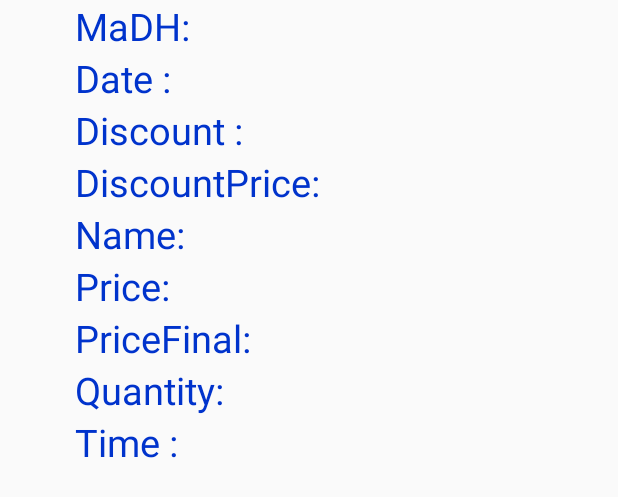
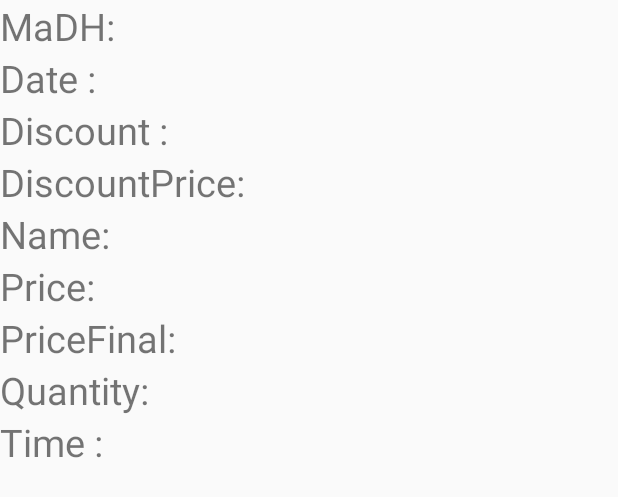
Before and after one commit to trinhtrinh225/shipper, an Android app: the layout thongtindh_listview.xml on its own in the app's theme, with its tools: preview values and no code run, on a phone screen of 412 x 824 dp. Shown: the top 497 px of the screen. Run offline under Robolectric (Android 15) with nearby library versions, the phone set to English and light mode, and no system bars.

Commit message:
update v2

```diff
--- a/app/src/main/res/layout/thongtindh_listview.xml
+++ b/app/src/main/res/layout/thongtindh_listview.xml
@@ -15,88 +15,71 @@
         android:text="MaDH: "
         android:id="@+id/tvMaDH"
         android:textSize="25dp"
-            android:textColor="@color/colorBlue"
-        android:layout_marginLeft="50dp"
         ></TextView>
+
         <TextView
             android:layout_width="match_parent"
             android:layout_height="wrap_content"
             android:text="Date : "
             android:id="@+id/tvDate"
-            android:textColor="@color/colorBlue"
+            android:textSize="25dp"
 
-            android:textSize="25dp"
-            android:layout_marginLeft="50dp"
             ></TextView>
         <TextView
             android:layout_width="wrap_content"
             android:layout_height="wrap_content"
             android:text="Discount : "
             android:id="@+id/tvDiscount"
-            android:textColor="@color/colorBlue"
+            android:textSize="25dp"
 
-            android:textSize="25dp"
-            android:layout_marginLeft="50dp"
             ></TextView>
         <TextView
             android:layout_width="wrap_content"
             android:layout_height="wrap_content"
             android:text="DiscountPrice: "
             android:id="@+id/tvDiscount_price"
-            android:textColor="@color/colorBlue"
+            android:textSize="25dp"
 
-            android:textSize="25dp"
-            android:layout_marginLeft="50dp"
             ></TextView>
         <TextView
             android:layout_width="wrap_content"
             android:layout_height="wrap_content"
             android:text="Name: "
             android:id="@+id/tvName"
-            android:textColor="@color/colorBlue"
+            android:textSize="25dp"
 
-            android:textSize="25dp"
-            android:layout_marginLeft="50dp"
             ></TextView>
         <TextView
             android:layout_width="wrap_content"
             android:layout_height="wrap_content"
             android:text="Price: "
             android:id="@+id/tvPrice"
-            android:textColor="@color/colorBlue"
+            android:textSize="25dp"
 
-            android:textSize="25dp"
-            android:layout_marginLeft="50dp"
             ></TextView>
         <TextView
             android:layout_width="wrap_content"
             android:layout_height="wrap_content"
             android:text="PriceFinal: "
             android:id="@+id/tvPrice_Final"
-            android:textColor="@color/colorBlue"
+            android:textSize="25dp"
 
-            android:textSize="25dp"
-            android:layout_marginLeft="50dp"
             ></TextView>
         <TextView
             android:layout_width="wrap_content"
             android:layout_height="wrap_content"
             android:text="Quantity: "
             android:id="@+id/tvQuantity"
-            android:textColor="@color/colorBlue"
+            android:textSize="25dp"
 
-            android:textSize="25dp"
-            android:layout_marginLeft="50dp"
             ></TextView>
         <TextView
             android:layout_width="wrap_content"
             android:layout_height="wrap_content"
             android:text="Time : "
             android:id="@+id/tvTime"
-            android:textColor="@color/colorBlue"
+            android:textSize="25dp"
 
-            android:textSize="25dp"
-            android:layout_marginLeft="50dp"
             ></TextView>
     </LinearLayout>
 </LinearLayout>
```
